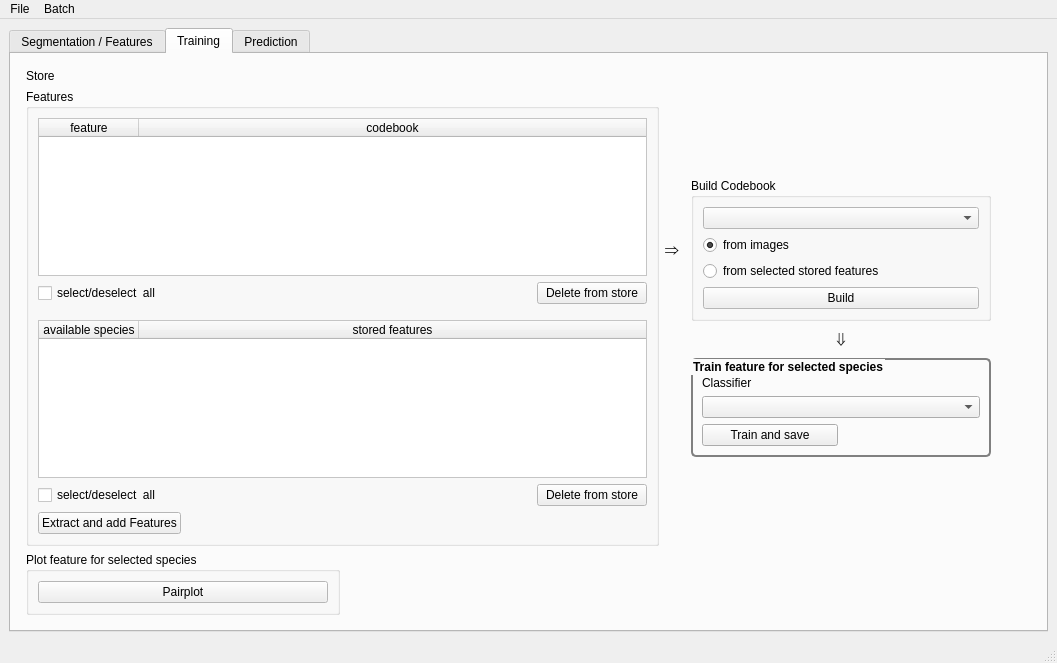
Before: the Qt Designer form Python/src/masterarbeit/UI/qt/main_window.ui in ChrFr/Masterarbeit, drawn with Qt 5.
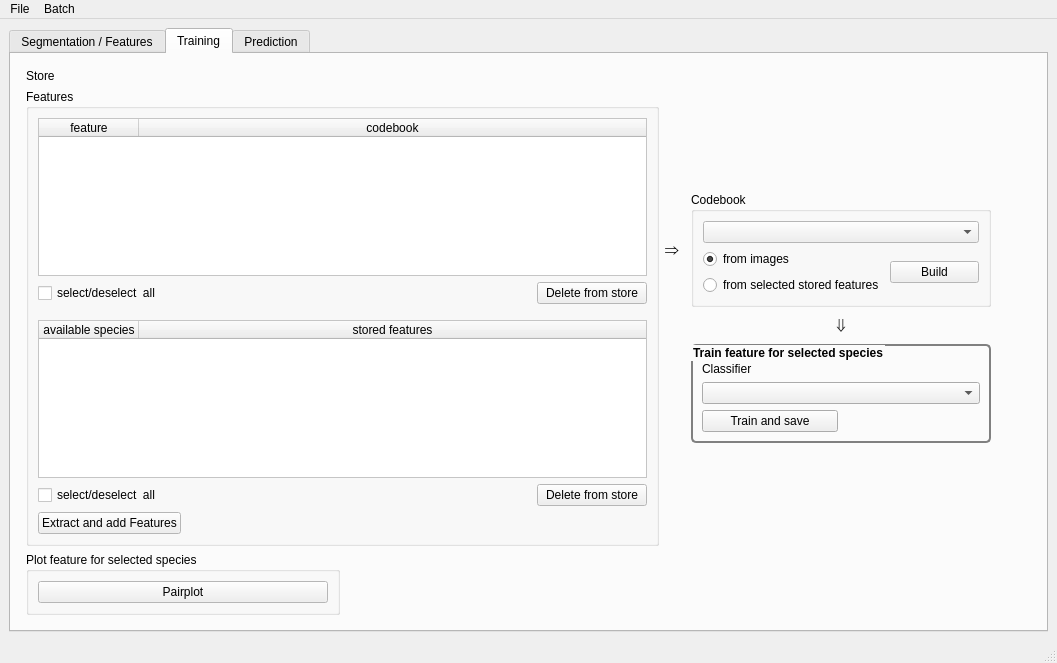
After: the same form once the commit is applied. The open tabs and pages were chosen to show the change.

Commit message: Update: store codebooks used

What changed in the file:
```diff
--- a/Python/src/masterarbeit/UI/qt/main_window.ui
+++ b/Python/src/masterarbeit/UI/qt/main_window.ui
@@ -771,12 +771,16 @@
            </size>
           </property>
           <property name="title">
-           <string>Build Codebook</string>
+           <string>Codebook</string>
           </property>
           <layout class="QVBoxLayout" name="verticalLayout_3">
            <item>
             <widget class="QComboBox" name="codebook_build_combo"/>
            </item>
+           <item>
+            <layout class="QHBoxLayout" name="horizontalLayout_4">
+             <item>
+              <layout class="QVBoxLayout" name="verticalLayout_4">
            <item>
             <widget class="QRadioButton" name="dict_images_radio">
              <property name="text">
@@ -794,12 +798,16 @@
              </property>
             </widget>
            </item>
+              </layout>
+             </item>
            <item>
             <widget class="QPushButton" name="build_dict_button">
              <property name="text">
               <string>Build</string>
              </property>
             </widget>
+             </item>
+            </layout>
            </item>
           </layout>
          </widget>
```
Left out of the diff: 2 changed lines with no effect on the pictures. Lines whose indentation alone changed are shown as unchanged. The commit also changes 8 other files.
